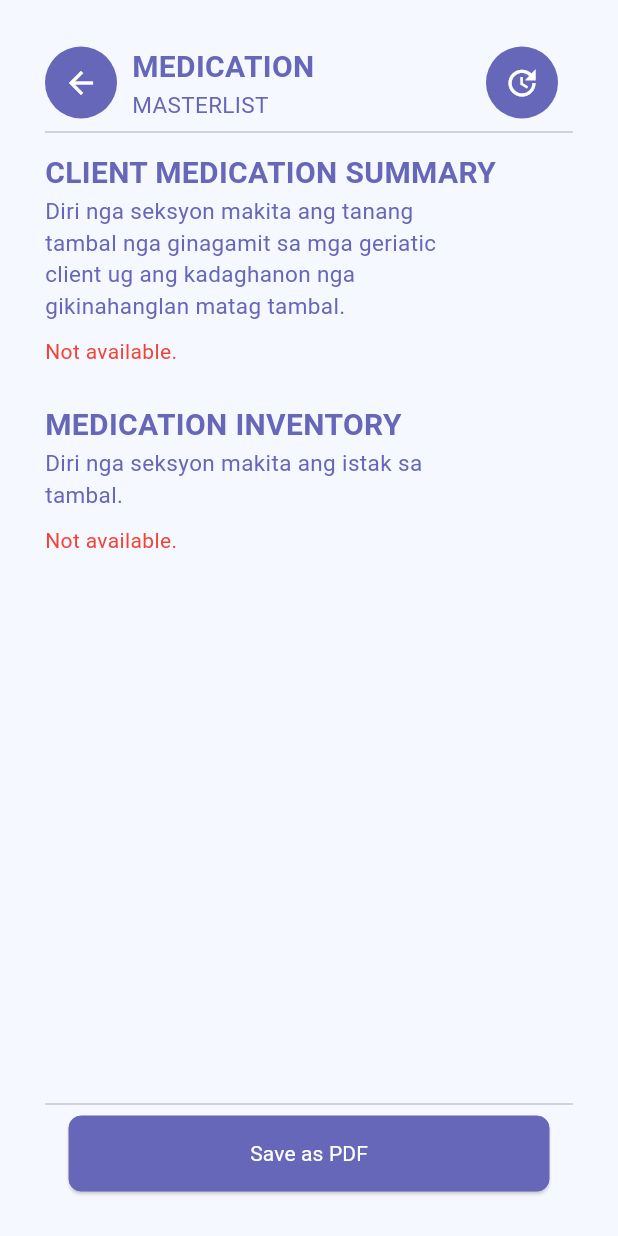
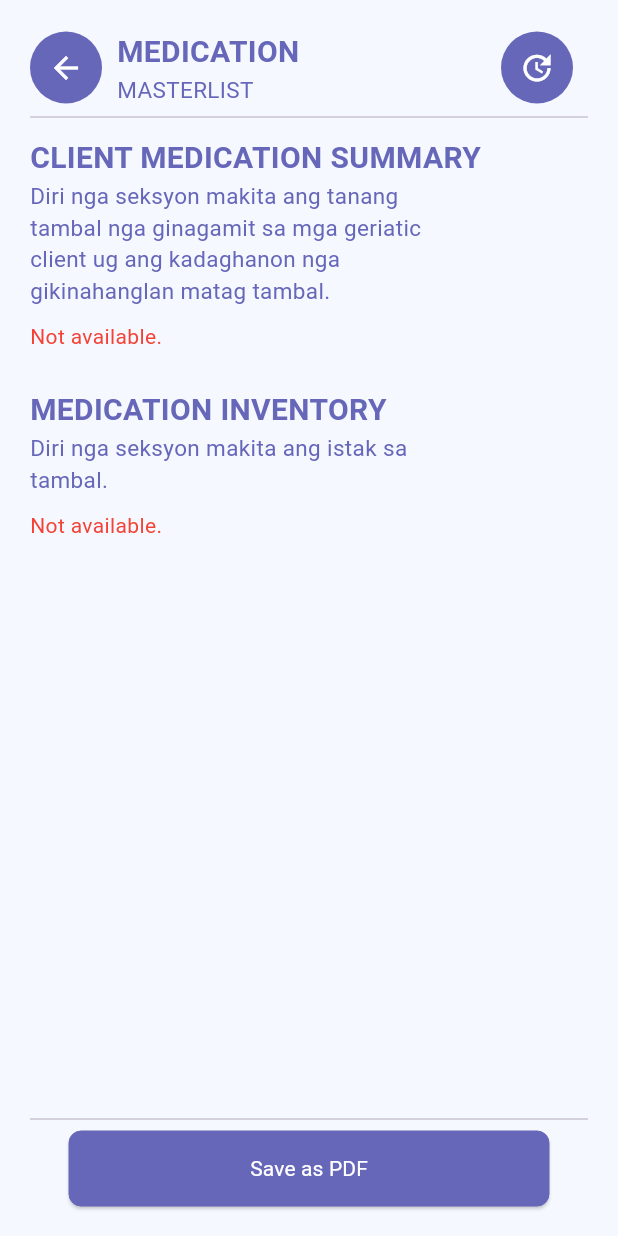
Before and after one commit to Orekidesu/Mobile-Health-App-Tambag, a Flutter app: the Masterlist screen opened directly, on a phone screen of 412 x 824 dp. Run offline on Flutter 3.47's test engine with Material 3 defaults, Android fonts, the phone set to English and light mode, and no system bars; our stand-ins replace cloud_firestore, firebase_auth, firebase_core, flutter_slidable, fluttertoast, font_awesome_flutter and 2 more; accounts and stored records are empty; Roboto replaces fonts that are missing (Arial).

Commit message:
Medication Padding

```diff
--- a/lib/Screen/Masterlist.dart
+++ b/lib/Screen/Masterlist.dart
@@ -81,7 +81,7 @@ class _MasterlistState extends State<Masterlist> {
           child: Container(
         height: MediaQuery.of(context).size.height, // Adjust as needed
         color: backgroundColor,
-        padding: const EdgeInsets.all(30.0),
+        padding: const EdgeInsets.all(20.0),
         child: Column(
           mainAxisAlignment: MainAxisAlignment.start,
           crossAxisAlignment: CrossAxisAlignment.start,
```
